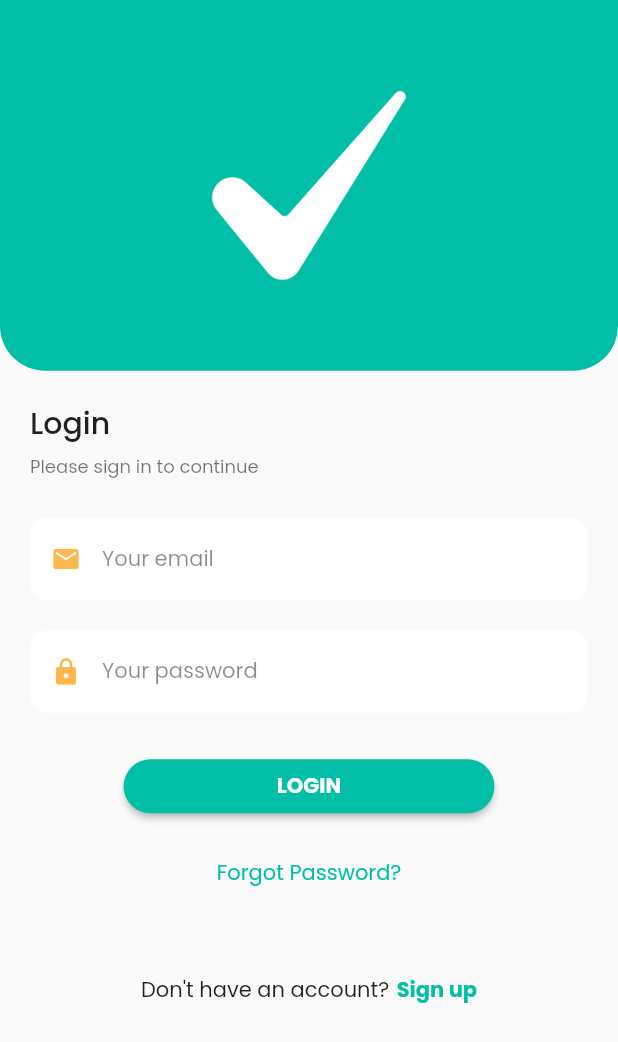
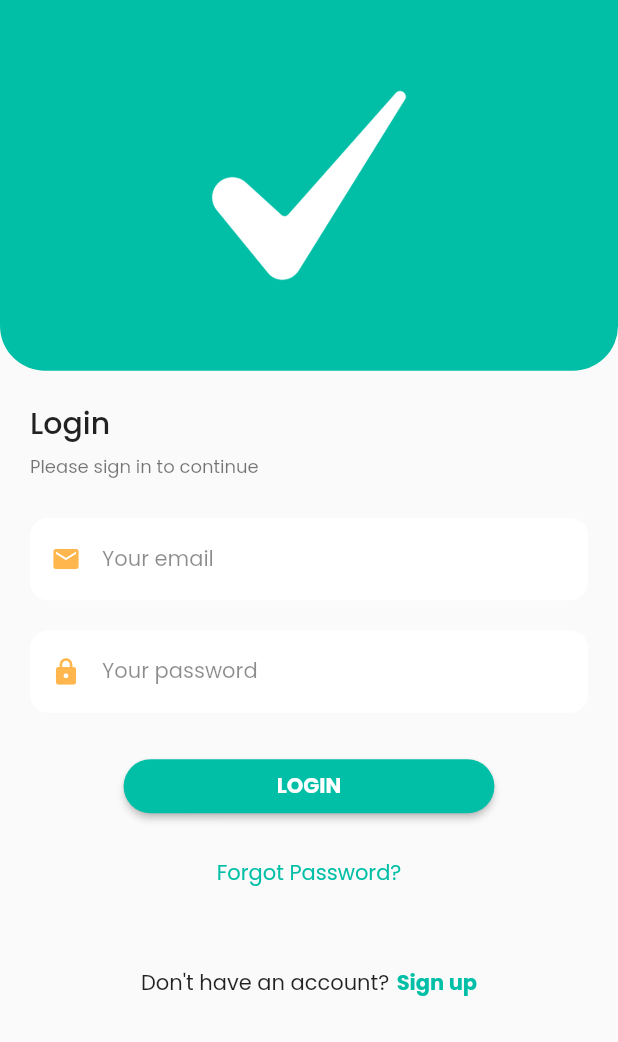
Before and after one commit to JoanNabusoba/obx_food_planner, a Flutter app: the screen it shows after launch, on a phone screen of 412 x 824 dp. Shown: the top 1042 px of the screen. Run offline on Flutter 3.47's test engine with Material 2 defaults, Android fonts, the phone set to English and light mode, and no system bars; our stand-ins replace google_fonts, objectbox.

Commit message:
Initial release

```diff
--- a/lib/ui/auth/login.dart
+++ b/lib/ui/auth/login.dart
@@ -37,7 +37,7 @@ class _LoginState extends State<Login> {
                       bottomLeft: Radius.circular(30),
                       bottomRight: Radius.circular(30)),
                 ),
-                child: Image(
+                child: const Image(
                   image: AssetImage("images/check-mark.png"),
                   fit: BoxFit.contain,
                 ),
@@ -61,7 +61,7 @@ class _LoginState extends State<Login> {
               ),
 
               //Textboxes
-              SizedBox(height: 20),
+              const SizedBox(height: 20),
               Container(
                 padding: EdgeInsets.symmetric(horizontal: 20),
                 child: Column(
@@ -114,7 +114,7 @@ class _LoginState extends State<Login> {
                           .textTheme
                           .bodyMedium!
                           .copyWith(color: Color.fromRGBO(0, 191, 166, 1)))),
-              const SizedBox(height: 30),
+              const SizedBox(height: 25),
 
               //to sign up
               TextButton(
```
